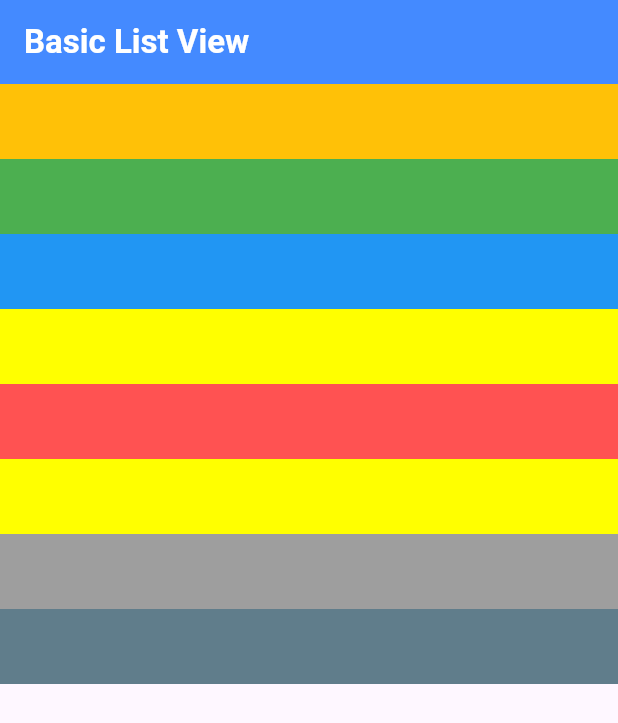
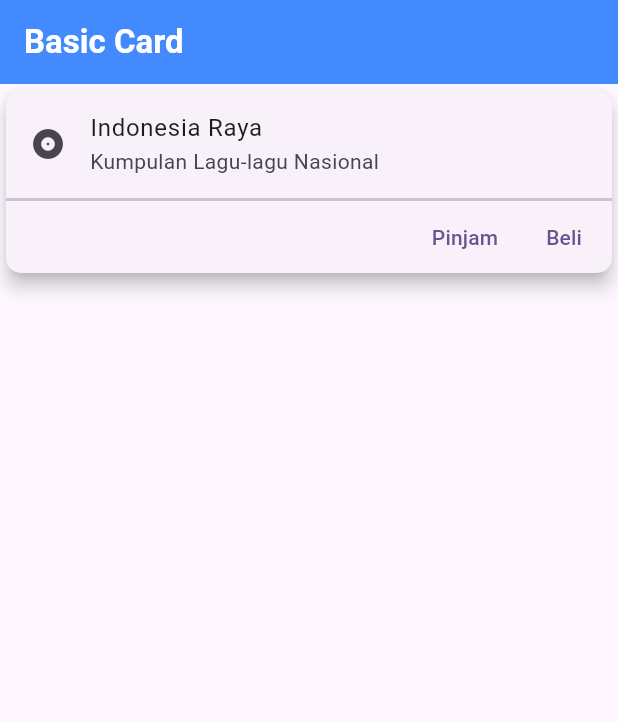
Before and after one commit to kodirzaelani/basicflutter3x, a Flutter app: the screen it shows after launch, on a phone screen of 412 x 824 dp. Shown: the top 723 px of the screen. Run offline on Flutter 3.47's test engine with Material 2 defaults, Android fonts, the phone set to English and light mode, and no system bars.

Commit message:
Basic Card

```diff
--- a/lib/main.dart
+++ b/lib/main.dart
@@ -1,6 +1,7 @@
 import 'package:flutter/material.dart';
+import 'package:flutter_stack/screens/basic_card.dart';
 // import 'package:flutter_stack/screens/basic_gridview.dart';
-import 'package:flutter_stack/screens/basic_listview.dart';
+// import 'package:flutter_stack/screens/basic_listview.dart';
 // import 'package:flutter_stack/screens/basic_counter.dart';
 // import 'package:flutter_stack/screens/basic_stack.dart';
 
@@ -20,7 +21,7 @@ class MyApp extends StatelessWidget {
         colorScheme: ColorScheme.fromSeed(seedColor: Colors.deepPurple),
         useMaterial3: true,
       ),
-      home: const BasicListView(),
+      home: const BasicCard(),
     );
   }
 }
--- /dev/null
+++ b/lib/screens/basic_card.dart
@@ -0,0 +1,54 @@
+import 'package:flutter/material.dart';
+
+class BasicCard extends StatelessWidget {
+  const BasicCard({super.key});
+
+  @override
+  Widget build(BuildContext context) {
+    return Scaffold(
+      appBar: AppBar(
+        backgroundColor: Colors.blueAccent,
+        title: const Text(
+          'Basic Card',
+          style: TextStyle(
+            color: Colors.white,
+            fontWeight: FontWeight.bold,
+          ),
+        ),
+      ),
+      body: Card(
+        elevation: 5,
+        shape: RoundedRectangleBorder(
+          borderRadius: BorderRadius.circular(10),
+        ),
+        child: Column(
+          mainAxisSize: MainAxisSize.min,
+          children: [
+            const ListTile(
+              leading: Icon(Icons.album),
+              title: Text('Indonesia Raya'),
+              subtitle: Text('Kumpulan Lagu-lagu Nasional'),
+            ),
+            const Divider(
+              height: 2,
+              thickness: 2,
+            ),
+            Row(
+              mainAxisAlignment: MainAxisAlignment.end,
+              children: [
+                TextButton(
+                  onPressed: () {},
+                  child: const Text('Pinjam'),
+                ),
+                TextButton(
+                  onPressed: () {},
+                  child: const Text('Beli'),
+                ),
+              ],
+            ),
+          ],
+        ),
+      ),
+    );
+  }
+}
```
